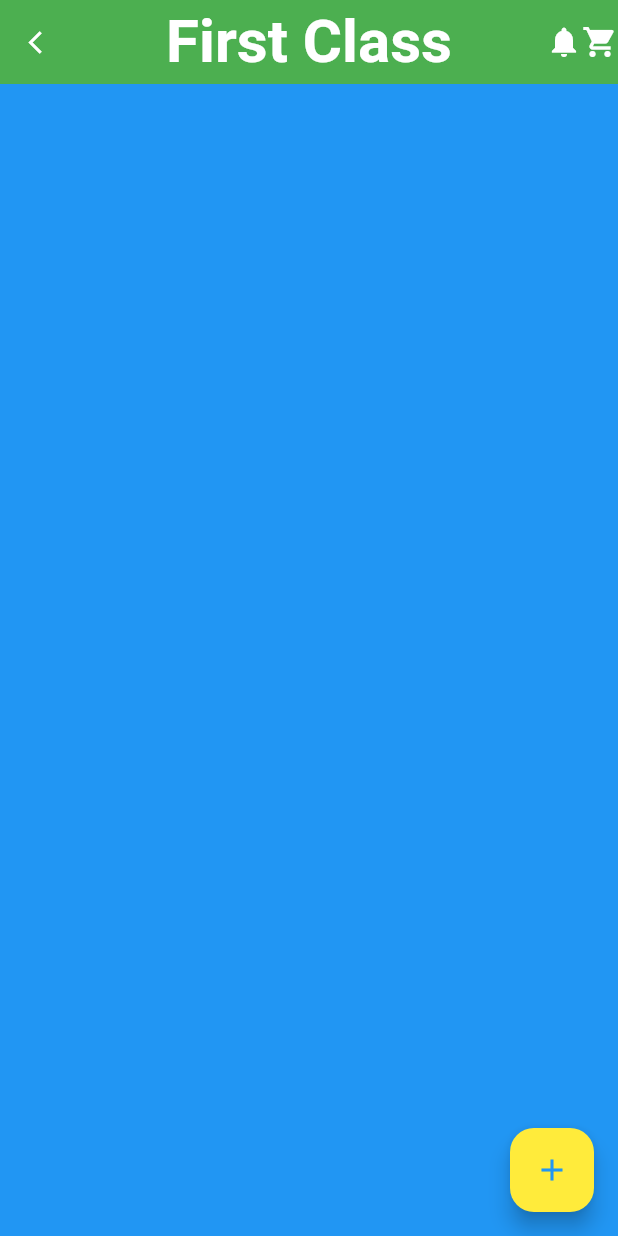
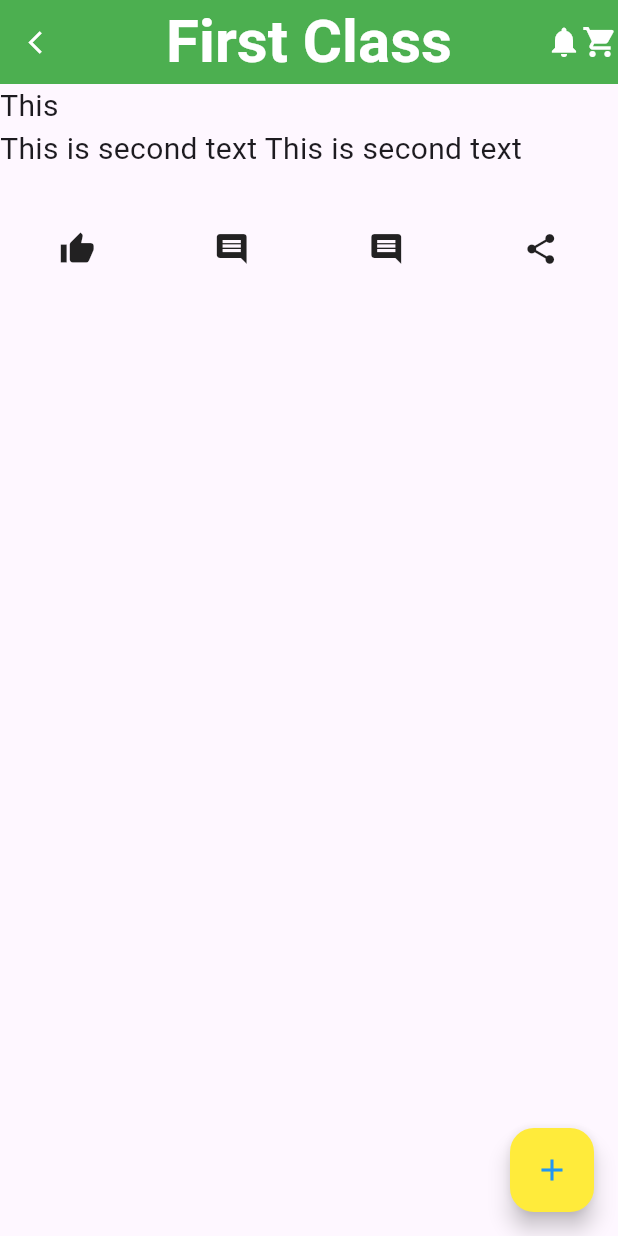
Before and after one commit to MuhammadAliKust/UsamaProject, a Flutter app: the screen it shows after launch, on a phone screen of 412 x 824 dp. Run offline on Flutter 3.47's test engine with Material 3 defaults, Android fonts, the phone set to English and light mode, and no system bars.

Commit message:
Row Main Axis Alignment Done

```diff
--- a/lib/main.dart
+++ b/lib/main.dart
@@ -35,11 +35,40 @@ class MyApp extends StatelessWidget {
             ),
           ],
         ),
-        backgroundColor: Colors.blue,
+        body: Column(
+          crossAxisAlignment: CrossAxisAlignment.start,
+          children: [
+            Text(
+              "This ",
+              style: TextStyle(fontSize: 20),
+            ),
+            SizedBox(
+              width: 30,
+            ),
+            Text(
+              "This is second text This is second text",
+              style: TextStyle(fontSize: 20),
+            ),
+            SizedBox(height: 40,),
+            Row(
+              mainAxisAlignment: MainAxisAlignment.spaceAround,
+              children: [
+              Icon(Icons.thumb_up),
+              Icon(Icons.comment),
+              Icon(Icons.comment),
+
+              Icon(Icons.share),
+            ],)
+          ],
+        ),
+        // backgroundColor: Colors.blue,
         floatingActionButton: FloatingActionButton(
           backgroundColor: Colors.yellow,
-          onPressed: (){},
-          child: Icon(Icons.add,color: Colors.blue,),
+          onPressed: () {},
+          child: Icon(
+            Icons.add,
+            color: Colors.blue,
+          ),
         ),
       ),
     );
```
